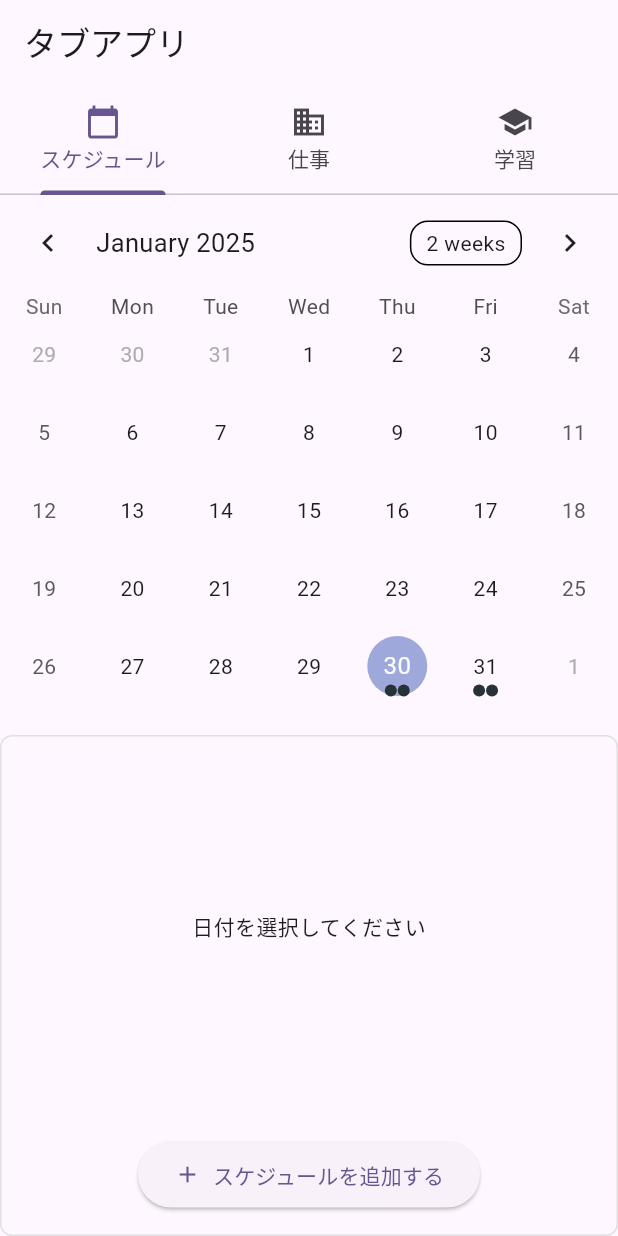
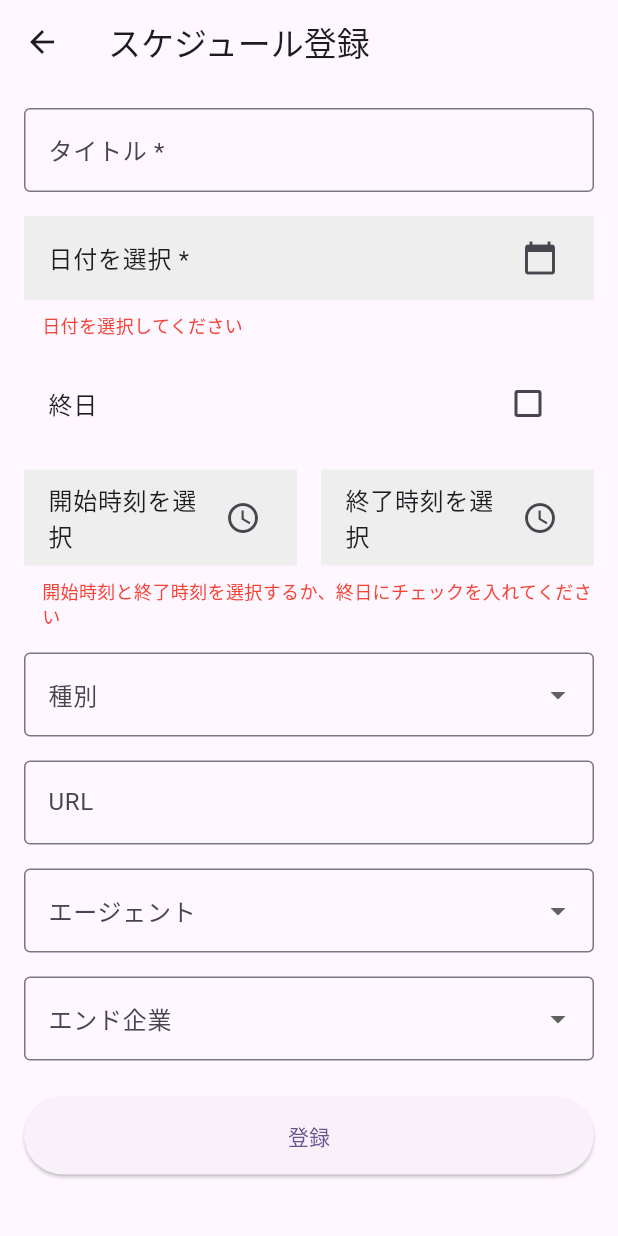
Before and after one commit to XEBSYSTEM/pocketbookforfreelance, a Flutter app: the screen it shows after launch, after a tap on "スケジュールを追加する", on a phone screen of 412 x 824 dp. Run offline on Flutter 3.47's test engine with Material 3 defaults, Android fonts, the light colour scheme and no system bars; drawn by our look-alikes of table_calendar.

Commit message:
feat: スケジュール登録画面の実装
- スケジュール登録画面（ScheduleForm）を追加
  - 必須項目：タイトル、日付、時間指定
  - 任意項目：種別、URL、エージェント、エンド企業
  - 入力バリデーション機能
  - 時刻ピッカーと日付ピッカーの実装
- メイン画面からの画面遷移を実装
  - NavigatorによるScheduleFormへの遷移
  - 入力データの受け取り処理を準備

```diff
--- a/lib/main.dart
+++ b/lib/main.dart
@@ -1,5 +1,6 @@
 import 'package:flutter/material.dart';
 import 'package:table_calendar/table_calendar.dart';
+import 'schedule_form.dart';
 
 void main() {
   runApp(const MyApp());
@@ -79,9 +80,16 @@ class _ScheduleTabState extends State<ScheduleTab> {
     return _events[DateTime(day.year, day.month, day.day)] ?? [];
   }
 
-  void _addSchedule() {
-    // TODO: スケジュール追加の処理を実装
-    print('スケジュール追加ボタンが押されました');
+  void _addSchedule() async {
+    final result = await Navigator.push(
+      context,
+      MaterialPageRoute(builder: (context) => const ScheduleForm()),
+    );
+
+    if (result != null && mounted) {
+      // TODO: 返されたデータを使用してスケジュールを追加
+      print('新しいスケジュール: $result');
+    }
   }
 
   void _editSchedule(int index) {
--- /dev/null
+++ b/lib/schedule_form.dart
@@ -0,0 +1,285 @@
+import 'package:flutter/material.dart';
+
+class ScheduleForm extends StatefulWidget {
+  const ScheduleForm({super.key});
+
+  @override
+  State<ScheduleForm> createState() => _ScheduleFormState();
+}
+
+class _ScheduleFormState extends State<ScheduleForm> {
+  final _formKey = GlobalKey<FormState>();
+  final _titleController = TextEditingController();
+  DateTime? _selectedDate;
+  TimeOfDay? _startTime;
+  TimeOfDay? _endTime;
+  bool _isAllDay = false;
+  String? _meetingType;
+  final _urlController = TextEditingController();
+  String? _selectedAgent;
+  String? _selectedEndCompany;
+
+  // ダミーデータ
+  final List<String> _agents = ['', 'エージェントA', 'エージェントB'];
+  final List<String> _endCompanies = ['', 'エンドA', 'エンドB'];
+  final List<String> _meetingTypes = ['', '対面', 'リモート'];
+
+  @override
+  void dispose() {
+    _titleController.dispose();
+    _urlController.dispose();
+    super.dispose();
+  }
+
+  Future<void> _selectDate() async {
+    final pickedDate = await showDatePicker(
+      context: context,
+      initialDate: _selectedDate ?? DateTime.now(),
+      firstDate: DateTime(2024),
+      lastDate: DateTime(2025, 12, 31),
+    );
+    if (pickedDate != null) {
+      setState(() {
+        _selectedDate = pickedDate;
+      });
+    }
+  }
+
+  Future<void> _selectTime(bool isStart) async {
+    final pickedTime = await showTimePicker(
+      context: context,
+      initialTime: TimeOfDay.now(),
+    );
+    if (pickedTime != null) {
+      setState(() {
+        if (isStart) {
+          _startTime = pickedTime;
+        } else {
+          _endTime = pickedTime;
+        }
+      });
+    }
+  }
+
+  String _formatTimeOfDay(TimeOfDay? time) {
+    if (time == null) return '';
+    return '${time.hour.toString().padLeft(2, '0')}:${time.minute.toString().padLeft(2, '0')}';
+  }
+
+  void _submitForm() {
+    if (_formKey.currentState!.validate()) {
+      // TODO: フォームデータの保存処理
+      Navigator.pop(context, {
+        'title': _titleController.text,
+        'date': _selectedDate,
+        'isAllDay': _isAllDay,
+        'startTime': _startTime,
+        'endTime': _endTime,
+        'meetingType': _meetingType,
+        'url': _urlController.text,
+        'agent': _selectedAgent,
+        'endCompany': _selectedEndCompany,
+      });
+    }
+  }
+
+  @override
+  Widget build(BuildContext context) {
+    return Scaffold(
+      appBar: AppBar(
+        title: const Text('スケジュール登録'),
+      ),
+      body: SingleChildScrollView(
+        padding: const EdgeInsets.all(16.0),
+        child: Form(
+          key: _formKey,
+          child: Column(
+            crossAxisAlignment: CrossAxisAlignment.start,
+            children: [
+              // タイトル
+              TextFormField(
+                controller: _titleController,
+                decoration: const InputDecoration(
+                  labelText: 'タイトル *',
+                  border: OutlineInputBorder(),
+                ),
+                validator: (value) {
+                  if (value == null || value.isEmpty) {
+                    return 'タイトルを入力してください';
+                  }
+                  return null;
+                },
+              ),
+              const SizedBox(height: 16),
+
+              // 日付
+              ListTile(
+                title: Text(_selectedDate == null
+                    ? '日付を選択 *'
+                    : '日付: ${_selectedDate!.year}/${_selectedDate!.month}/${_selectedDate!.day}'),
+                trailing: const Icon(Icons.calendar_today),
+                tileColor: Colors.grey[200],
+                onTap: _selectDate,
+              ),
+              if (_selectedDate == null)
+                const Padding(
+                  padding: EdgeInsets.only(left: 12, top: 8),
+                  child: Text(
+                    '日付を選択してください',
+                    style: TextStyle(color: Colors.red, fontSize: 12),
+                  ),
+                ),
+              const SizedBox(height: 16),
+
+              // 終日チェックボックス
+              CheckboxListTile(
+                title: const Text('終日'),
+                value: _isAllDay,
+                onChanged: (bool? value) {
+                  setState(() {
+                    _isAllDay = value ?? false;
+                    if (_isAllDay) {
+                      _startTime = null;
+                      _endTime = null;
+                    }
+                  });
+                },
+              ),
+              const SizedBox(height: 16),
+
+              // 開始時刻と終了時刻
+              if (!_isAllDay) ...[
+                Row(
+                  children: [
+                    Expanded(
+                      child: ListTile(
+                        title: Text(_startTime == null
+                            ? '開始時刻を選択'
+                            : '開始: ${_formatTimeOfDay(_startTime)}'),
+                        trailing: const Icon(Icons.access_time),
+                        tileColor: Colors.grey[200],
+                        onTap: () => _selectTime(true),
+                      ),
+                    ),
+                    const SizedBox(width: 16),
+                    Expanded(
+                      child: ListTile(
+                        title: Text(_endTime == null
+                            ? '終了時刻を選択'
+                            : '終了: ${_formatTimeOfDay(_endTime)}'),
+                        trailing: const Icon(Icons.access_time),
+                        tileColor: Colors.grey[200],
+                        onTap: () => _selectTime(false),
+                      ),
+                    ),
+                  ],
+                ),
+                if (!_isAllDay && _startTime == null && _endTime == null)
+                  const Padding(
+                    padding: EdgeInsets.only(left: 12, top: 8),
+                    child: Text(
+                      '開始時刻と終了時刻を選択するか、終日にチェックを入れてください',
+                      style: TextStyle(color: Colors.red, fontSize: 12),
+                    ),
+                  ),
+              ],
+              const SizedBox(height: 16),
+
+              // 種別（ドロップダウン）
+              DropdownButtonFormField<String>(
+                decoration: const InputDecoration(
+                  labelText: '種別',
+                  border: OutlineInputBorder(),
+                ),
+                value: _meetingType,
+                items: _meetingTypes
+                    .map((type) => DropdownMenuItem(
+                          value: type,
+                          child: Text(type.isEmpty ? '選択してください' : type),
+                        ))
+                    .toList(),
+                onChanged: (String? value) {
+                  setState(() {
+                    _meetingType = value;
+                  });
+                },
+              ),
+              const SizedBox(height: 16),
+
+              // URL
+              TextFormField(
+                controller: _urlController,
+                decoration: const InputDecoration(
+                  labelText: 'URL',
+                  border: OutlineInputBorder(),
+                ),
+              ),
+              const SizedBox(height: 16),
+
+              // エージェント
+              DropdownButtonFormField<String>(
+                decoration: const InputDecoration(
+                  labelText: 'エージェント',
+                  border: OutlineInputBorder(),
+                ),
+                value: _selectedAgent,
+                items: _agents
+                    .map((agent) => DropdownMenuItem(
+                          value: agent,
+                          child: Text(agent.isEmpty ? '選択してください' : agent),
+                        ))
+                    .toList(),
+                onChanged: (String? value) {
+                  setState(() {
+                    _selectedAgent = value;
+                  });
+                },
+              ),
+              const SizedBox(height: 16),
+
+              // エンド企業
+              DropdownButtonFormField<String>(
+                decoration: const InputDecoration(
+                  labelText: 'エンド企業',
+                  border: OutlineInputBorder(),
+                ),
+                value: _selectedEndCompany,
+                items: _endCompanies
+                    .map((company) => DropdownMenuItem(
+                          value: company,
+                          child: Text(company.isEmpty ? '選択してください' : company),
+                        ))
+                    .toList(),
+                onChanged: (String? value) {
+                  setState(() {
+                    _selectedEndCompany = value;
+                  });
+                },
+              ),
+              const SizedBox(height: 24),
+
+              // 登録ボタン
+              SizedBox(
+                width: double.infinity,
+                child: ElevatedButton(
+                  onPressed: () {
+                    if (_formKey.currentState!.validate() &&
+                        _selectedDate != null &&
+                        (_isAllDay ||
+                            (_startTime != null && _endTime != null))) {
+                      _submitForm();
+                    }
+                  },
+                  style: ElevatedButton.styleFrom(
+                    padding: const EdgeInsets.symmetric(vertical: 16),
+                  ),
+                  child: const Text('登録'),
+                ),
+              ),
+            ],
+          ),
+        ),
+      ),
+    );
+  }
+}
```
